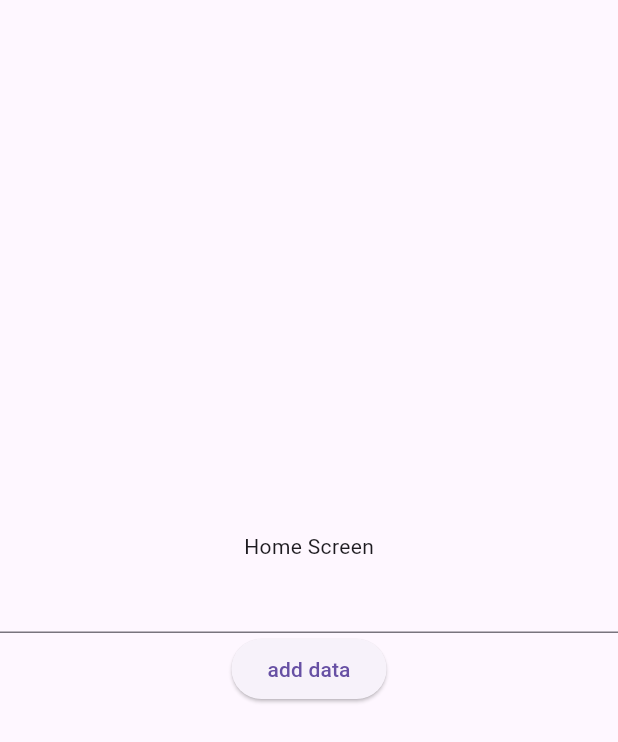
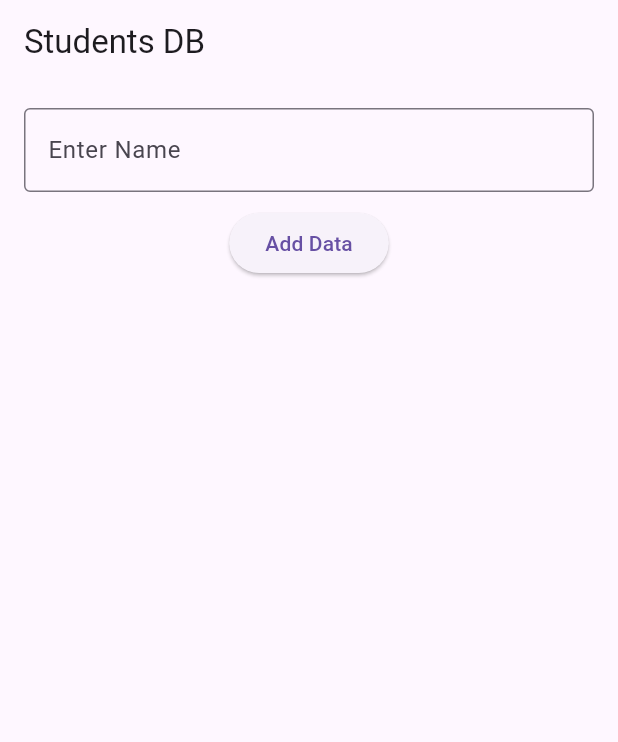
Before and after one commit to ajayk2596/Demo-SQLite, a Flutter app: the screen it shows after launch, on a phone screen of 412 x 824 dp. Shown: the top 742 px of the screen. Run offline on Flutter 3.47's test engine with Material 3 defaults, Android fonts, the phone set to English and light mode, and no system bars; our stand-ins replace shimmer, sqflite; accounts and stored records are empty.

Commit message:
i added viewData methods and data view screen in the App

```diff
--- a/lib/db_helper.dart
+++ b/lib/db_helper.dart
@@ -70,5 +70,17 @@ return null;
    }
 }
 
+/// View Data from a table
+
+static Future<List<Map<String, dynamic>>?> viewData() async{
+   Database? db=await database;
+  try{
+    return await db?.query("Students");
+  }
+  catch(e){
+    print("data view errors:$e");
+    return null;
+  }
 
 }
+}
--- a/lib/home_screen.dart
+++ b/lib/home_screen.dart
@@ -1,23 +1,70 @@
 import 'package:demo_sqflite/db_helper.dart';
 import 'package:flutter/material.dart';
-class HomeScreen extends StatelessWidget {
-  const HomeScreen({super.key});
+
+class HomeScreen extends StatefulWidget {
+  HomeScreen({super.key});
+
+  @override
+  State<HomeScreen> createState() => _HomeScreenState();
+}
+
+class _HomeScreenState extends State<HomeScreen> {
+  TextEditingController nameController = TextEditingController();
+  List<Map<String, dynamic>> studentList = [];
+
+  @override
+  void initState() {
+    super.initState();
+    fetchStudents();
+  }
+
+  Future<void> fetchStudents() async {
+    List<Map<String, dynamic>>? data = await DBHelper.viewData();
+    if (data != null) {
+      setState(() {
+        studentList = data;
+      });
+    }
+  }
+
+  Future<void> addStudent() async {
+    await DBHelper.insertData(nameController.text);
+    nameController.clear();
+    await fetchStudents();
+  }
 
   @override
   Widget build(BuildContext context) {
-    TextEditingController nameController=TextEditingController();
     return Scaffold(
-      body:  Center(
+      appBar: AppBar(title: Text("Students DB")),
+      body: Padding(
+        padding: const EdgeInsets.all(16.0),
         child: Column(
-          mainAxisAlignment: MainAxisAlignment.center,
           children: [
-            Text("Home Screen"),
             TextField(
               controller: nameController,
+              decoration: InputDecoration(
+                labelText: 'Enter Name',
+                border: OutlineInputBorder(),
+              ),
             ),
-            ElevatedButton(onPressed: ()async{
-             await DBHelper.insertData(nameController.text);
-            }, child: Text("add data"))
+            SizedBox(height: 10),
+            ElevatedButton(
+              onPressed: addStudent,
+              child: Text("Add Data"),
+            ),
+            SizedBox(height: 20),
+            Expanded(
+              child: ListView.builder(
+                itemCount: studentList.length,
+                itemBuilder: (context, index) {
+                  return ListTile(
+                    leading: CircleAvatar(child: Text(studentList[index]['id'].toString())),
+                    title: Text(studentList[index]['name']),
+                  );
+                },
+              ),
+            )
           ],
         ),
       ),
--- a/lib/main.dart
+++ b/lib/main.dart
@@ -1,11 +1,11 @@
 import 'package:demo_sqflite/db_helper.dart';
 import 'package:demo_sqflite/home_screen.dart';
+import 'package:demo_sqflite/shimmer_screen.dart';
 import 'package:flutter/material.dart';
 
 void main() async{
+
   WidgetsFlutterBinding.ensureInitialized();
-  await DBHelper.database;
-  await DBHelper.insertData("Raman");
   runApp( MyApp());
 }
 class MyApp extends StatelessWidget {
--- /dev/null
+++ b/lib/programs.dart
@@ -0,0 +1,6 @@
+void main(){
+  List<Map<String,dynamic>> list=[{"id":1,"name":"Raman"}];
+  print(list[0]['id']);
+  print(list[0]['name']);
+
+}
--- a/pubspec.yaml
+++ b/pubspec.yaml
@@ -37,6 +37,7 @@ dependencies:
   sqflite: ^2.4.2
   path: ^1.9.1
   path_provider: ^2.1.5
+  shimmer: ^3.0.0
 
 dev_dependencies:
   flutter_test:
```
Also changed, not shown: lib/shimmer_screen.dart (added, +33 -0 lines), pubspec.lock.
